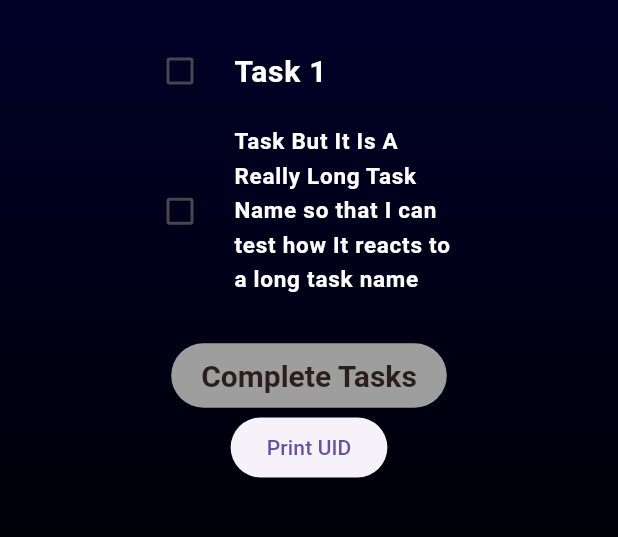
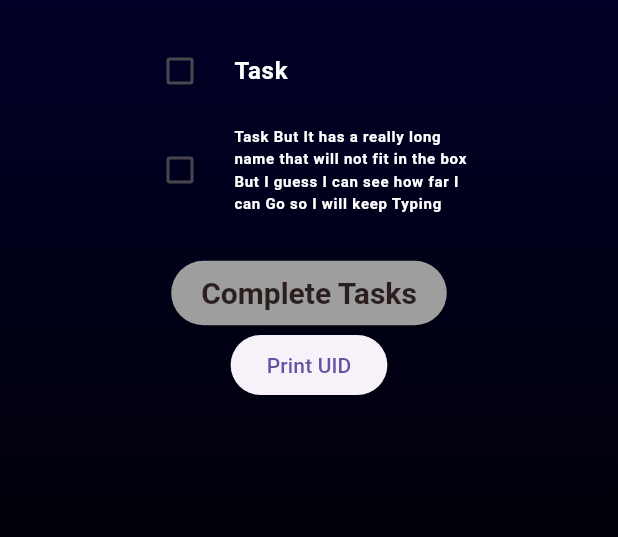
Before and after one commit to NoahTheLee/CSC322_StreakerApp_Final, a Flutter app: the HomeScreen screen opened directly with empty values, on a phone screen of 412 x 824 dp, the part 535-1072 px from its top. Run offline on Flutter 3.47's test engine with Material 3 defaults, Android fonts, the phone set to English and light mode, and no system bars; drawn by our look-alikes of auto_size_text.

Commit message:
Added autosizing

```diff
--- a/lib/screens/home_screen.dart
+++ b/lib/screens/home_screen.dart
@@ -1,3 +1,4 @@
+import 'package:auto_size_text/auto_size_text.dart';
 import 'package:flutter/material.dart';
 
 class HomeScreen extends StatefulWidget {
@@ -15,7 +16,7 @@ class _HomeScreenState extends State<HomeScreen> {
   bool checkedValue2 = false;
 
   Color _colorButton() {
-    if(checkedValue && checkedValue2) {
+    if (checkedValue && checkedValue2) {
       return const Color.fromARGB(255, 211, 47, 47);
     } else {
       return Colors.grey;
@@ -80,13 +81,17 @@ class _HomeScreenState extends State<HomeScreen> {
                   checkedValue = newValue!;
                 });
               },
-              title: const Text(
-                'Task 1',
+              title: const AutoSizeText(
+                'Task',
                 style: TextStyle(
                   color: Colors.white,
-                  fontSize: 20,
                   fontWeight: FontWeight.bold,
                 ),
+                minFontSize: 10,
+                maxFontSize: 20,
+                softWrap: true,
+                maxLines: 4,
+
               ),
             ),
             CheckboxListTile(
@@ -99,13 +104,16 @@ class _HomeScreenState extends State<HomeScreen> {
                   checkedValue2 = newValue!;
                 });
               },
-              title: const Text(
-                'Task But It Is A Really Long Task Name so that I can test how It reacts to a long task name',
+              title: const AutoSizeText(
+                'Task But It has a really long name that will not fit in the box But I guess I can see how far I can Go so I will keep Typing stuff until it seems way too long and funny to look at becasue it is so long in comparesion to everything else XD',
                 style: TextStyle(
                   color: Colors.white,
-                  fontSize: 20 - 5,
                   fontWeight: FontWeight.bold,
                 ),
+                minFontSize: 10,
+                maxFontSize: 20,
+                softWrap: true,
+                maxLines: 4,
               ),
             ),
             const SizedBox(height: 20),
--- a/pubspec.yaml
+++ b/pubspec.yaml
@@ -38,6 +38,7 @@ dependencies:
   http: ^1.2.2
   flutter_launcher_icons: ^0.14.1
   flutter_riverpod: ^2.6.1
+  auto_size_text: ^3.0.0
 
 dev_dependencies:
   flutter_test:
```
Also changed, not shown: pubspec.lock.
